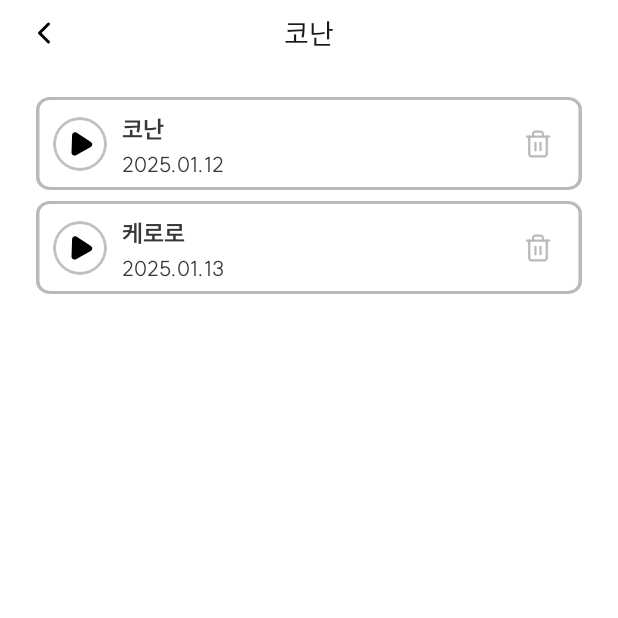
After one commit to Conan-Capstone-design/Android, an Android app: the TtsSaveActivity screen opened directly, with no data from a screen before it, on a phone screen of 412 x 824 dp, the top half of it. The commit adds this screen. Run offline under Robolectric (Android 15) with nearby library versions, the phone set to English and light mode, and no system bars.

Commit message:
add: tts 목록화면 제작 #11

```diff
--- a/app/src/main/AndroidManifest.xml
+++ b/app/src/main/AndroidManifest.xml
@@ -72,6 +72,9 @@
         <activity
             android:name=".TtsActivity"
             android:exported="false" />
+        <activity
+            android:name=".TtsSaveActivity"
+            android:exported="false" />
     </application>
 
 </manifest>
--- /dev/null
+++ b/app/src/main/java/com/example/android/TtsSaveActivity.kt
@@ -0,0 +1,86 @@
+package com.example.android
+
+import android.graphics.Color
+import android.os.Bundle
+import android.view.Gravity
+import android.view.LayoutInflater
+import android.widget.FrameLayout
+import androidx.appcompat.app.AppCompatActivity
+import androidx.recyclerview.widget.LinearLayoutManager
+import com.example.android.databinding.ActivityTtssaveBinding
+import com.example.android.databinding.DialogDeleteBinding
+
+class TtsSaveActivity : AppCompatActivity() {
+    private lateinit var binding: ActivityTtssaveBinding
+    private lateinit var adapter: TtsSaveRVAdapter
+    private val ttssaveList = mutableListOf<TtsSaveModel>()
+
+    override fun onCreate(savedInstanceState: Bundle?) {
+        super.onCreate(savedInstanceState)
+        binding = ActivityTtssaveBinding.inflate(layoutInflater)
+        setContentView(binding.root)
+
+        binding.listBackBtn.setOnClickListener {
+            finish()
+        }
+
+        adapter = TtsSaveRVAdapter(ttssaveList, onDeleteClick = { position ->
+            showDeleteDialog(position)
+        })
+
+        binding.listListRv.layoutManager = LinearLayoutManager(this)
+        binding.listListRv.adapter = adapter
+
+        // 임시 데이터 추가
+        ttssaveList.addAll(
+            listOf(
+                TtsSaveModel("코난", "2025.01.12"),
+                TtsSaveModel("케로로", "2025.01.13")
+            )
+        )
+        adapter.notifyDataSetChanged()
+    }
+
+    private fun showDeleteDialog(position: Int) {
+        // 배경 어둡게 처리
+        binding.root.setBackgroundColor(getColor(R.color.Gray700))
+        binding.root.alpha = 0.4f
+
+        val dialogView = DialogDeleteBinding.inflate(LayoutInflater.from(this))
+
+        //다이얼로그 중앙 정렬 처리
+        val layoutParams = FrameLayout.LayoutParams(
+            FrameLayout.LayoutParams.WRAP_CONTENT,
+            FrameLayout.LayoutParams.WRAP_CONTENT
+        )
+        layoutParams.gravity = Gravity.CENTER
+        dialogView.root.layoutParams = layoutParams
+
+        val dialogContainer = FrameLayout(this)
+        dialogContainer.addView(dialogView.root)
+
+        // 다이얼로그 레이아웃 오버레이
+        addContentView(
+            dialogContainer,
+            FrameLayout.LayoutParams(
+                FrameLayout.LayoutParams.MATCH_PARENT,
+                FrameLayout.LayoutParams.MATCH_PARENT
+            )
+        )
+        dialogContainer.setOnClickListener { }
+
+        dialogView.btnCancel.setOnClickListener {
+            (dialogContainer.parent as? FrameLayout)?.removeView(dialogContainer)
+            binding.root.setBackgroundColor(Color.TRANSPARENT)
+            binding.root.alpha = 1.0f
+        }
+
+        dialogView.btnDelete.setOnClickListener {
+            ttssaveList.removeAt(position)
+            adapter.notifyItemRemoved(position)
+            (dialogContainer.parent as? FrameLayout)?.removeView(dialogContainer)
+            binding.root.setBackgroundColor(Color.TRANSPARENT)
+            binding.root.alpha = 1.0f
+        }
+    }
+}
--- /dev/null
+++ b/app/src/main/java/com/example/android/TtsSaveRVAdapter.kt
@@ -0,0 +1,66 @@
+package com.example.android
+
+import android.view.LayoutInflater
+import android.view.ViewGroup
+import androidx.recyclerview.widget.RecyclerView
+import com.example.android.databinding.ItemRecordlistBinding
+
+// 데이터 모델
+data class TtsSaveModel(
+    val characterName: String,
+    val lastMessage: String,
+    var isPlaying: Boolean = false
+)
+
+class TtsSaveRVAdapter(
+    private val saveList: MutableList<TtsSaveModel>,
+    private val onDeleteClick: (Int) -> Unit
+) : RecyclerView.Adapter<TtsSaveRVAdapter.ChatViewHolder>() {
+
+    override fun onCreateViewHolder(parent: ViewGroup, viewType: Int): ChatViewHolder {
+        val binding = ItemRecordlistBinding.inflate(LayoutInflater.from(parent.context), parent, false)
+        return ChatViewHolder(binding)
+    }
+
+    override fun onBindViewHolder(holder: ChatViewHolder, position: Int) {
+        holder.bind(saveList[position])
+    }
+
+    override fun getItemCount(): Int = saveList.size
+
+    inner class ChatViewHolder(private val binding: ItemRecordlistBinding) :
+        RecyclerView.ViewHolder(binding.root) {
+
+        fun bind(item: TtsSaveModel) = with(binding) {
+            itemChattitleTv.text = item.characterName
+            itemDateTv.text = item.lastMessage
+
+            character01Layout.setImageResource(
+                if (item.isPlaying) R.drawable.ic_pause_blue else R.drawable.ic_start
+            )
+            root.setBackgroundResource(
+                if (item.isPlaying) R.drawable.border_highlight_conan else R.drawable.border_highlight_gray
+            )
+            imageView20.setImageResource(
+                if (item.isPlaying) R.drawable.trash_blue else R.drawable.trash_gray
+            )
+
+            val textColor = if (item.isPlaying) {
+                root.context.getColor(R.color.conan03)
+            } else {
+                root.context.getColor(R.color.Gray800)
+            }
+            itemChattitleTv.setTextColor(textColor)
+            itemDateTv.setTextColor(textColor)
+
+            character01Layout.setOnClickListener {
+                item.isPlaying = !item.isPlaying
+                notifyItemChanged(adapterPosition)
+            }
+
+            imageView20.setOnClickListener {
+                onDeleteClick(adapterPosition)
+            }
+        }
+    }
+}
--- /dev/null
+++ b/app/src/main/res/drawable/dialog_ttssave.xml
@@ -0,0 +1,5 @@
+<?xml version="1.0" encoding="utf-8"?>
+<shape android:shape="rectangle" xmlns:android="http://schemas.android.com/apk/res/android">
+  <solid android:color="#FFFFFF"/>
+  <corners android:radius="12dp"/>
+</shape>
--- /dev/null
+++ b/app/src/main/res/layout/activity_ttssave.xml
@@ -0,0 +1,49 @@
+<?xml version="1.0" encoding="utf-8"?>
+<ScrollView xmlns:android="http://schemas.android.com/apk/res/android"
+    android:layout_width="match_parent"
+    android:layout_height="match_parent"
+    xmlns:app="http://schemas.android.com/apk/res-auto"
+    xmlns:tools="http://schemas.android.com/tools">
+
+    <androidx.constraintlayout.widget.ConstraintLayout
+        android:layout_width="match_parent"
+        android:layout_height="match_parent">
+
+        <ImageButton
+            android:id="@+id/list_back_btn"
+            android:layout_width="24dp"
+            android:layout_height="24dp"
+            android:src="@drawable/btn_left"
+            android:background="@android:color/transparent"
+            android:layout_marginStart="17dp"
+            app:layout_constraintStart_toStartOf="parent"
+            app:layout_constraintTop_toTopOf="@id/list_title_tv"
+            app:layout_constraintBottom_toBottomOf="@id/list_title_tv" />
+
+        <TextView
+            android:id="@+id/list_title_tv"
+            android:layout_width="wrap_content"
+            android:layout_height="wrap_content"
+            android:text="코난"
+            android:fontFamily="@font/suit_medium"
+            android:textColor="@color/Gray900"
+            android:textSize="18dp"
+            android:layout_marginTop="8dp"
+            app:layout_constraintEnd_toEndOf="parent"
+            app:layout_constraintStart_toStartOf="parent"
+            app:layout_constraintTop_toTopOf="parent" />
+
+        <androidx.recyclerview.widget.RecyclerView
+            android:id="@+id/list_list_rv"
+            android:layout_width="match_parent"
+            android:layout_height="wrap_content"
+            android:layout_marginTop="22dp"
+            android:layout_marginHorizontal="24dp"
+            tools:listitem="@layout/tts_recordlist"
+            app:layout_constraintStart_toStartOf="parent"
+            app:layout_constraintEnd_toEndOf="parent"
+            app:layout_constraintTop_toBottomOf="@id/list_title_tv" />
+
+    </androidx.constraintlayout.widget.ConstraintLayout>
+
+</ScrollView>
```
Also changed, not shown: app/src/main/java/com/example/android/TtsActivity.kt (+48 -88 lines), app/src/main/res/drawable/btn_cancel_ttssave.xml (added, +17 -0 lines), app/src/main/res/drawable/btn_delete_ttssave.xml (added, +12 -0 lines), app/src/main/res/layout/dialog_delete.xml (added, +60 -0 lines), app/src/main/res/layout/tts_recordlist.xml (added, +61 -0 lines).
